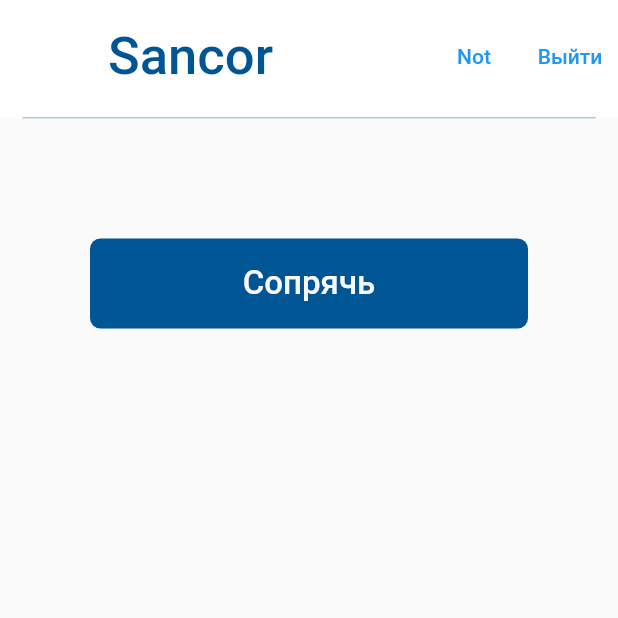
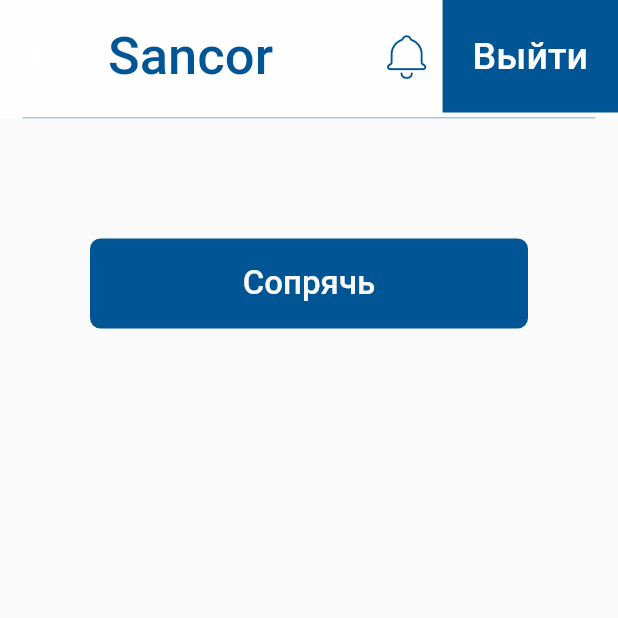
Before and after one commit to DosMaStyle/GenTask, a Flutter app: the ConnectPage screen opened by its route, on a phone screen of 412 x 824 dp, the top half of it. Run offline on Flutter 3.47's test engine with Material 2 defaults, Android fonts, the phone set to English and light mode, and no system bars; missing offline and left inert: huawei_health.

```diff
--- a/lib/connectpage.dart
+++ b/lib/connectpage.dart
@@ -1,4 +1,6 @@
 import 'package:flutter/material.dart';
+import 'package:hp_mobile/main.dart';
+import 'icons.dart';
 
 class ConnectPage extends StatelessWidget {
 
@@ -25,26 +27,42 @@ class ConnectPage extends StatelessWidget {
         backgroundColor: Color(0xfffefefe),
         toolbarHeight: 75.0,
         actions: <Widget>[
-          TextButton(
-            style: TextButton.styleFrom(primary: Theme.of(context).colorScheme.onPrimary),
+          IconButton(
+            //style: TextButton.styleFrom(primary: Theme.of(context).colorScheme.onPrimary),
             onPressed: () {
               Navigator.pushNamed(context, '/notif');
             },
-            child: Text('Not',
-            style: TextStyle(
-              color: Colors.blue,
-            ),),
+            icon: Icon(MyFlutterApp.notification, color: Color(0xff005595),size: 30,),
           ),
-          TextButton(
-            style: TextButton.styleFrom(primary: Theme.of(context).colorScheme.onPrimary),
+          Container(
+            height: 30.0,
+
+            //borderRadius: BorderRadius.circular(7.0),
+            color: Color(0xff005595),
+            child: MaterialButton(
+
+            //minWidth: MediaQuery.of(context).size.width,
+            padding: EdgeInsets.fromLTRB(20.0, 15.0, 20.0, 15.0),
             onPressed: () {
               Navigator.pushReplacementNamed(context, '/auth');
             },
-            child: Text('Выйти',
-            style: TextStyle(
-              color: Colors.blue,
-            ),),
-          ),
+              child: Text("Выйти",
+                style: TextStyle(fontSize: 25.0, color: Colors.white),
+              textAlign: TextAlign.center,
+                          ),
+                     ),
+              ),
+
+          // TextButton(
+          //   style: TextButton.styleFrom(primary: Theme.of(context).colorScheme.onPrimary),
+          //   onPressed: () {
+          //     Navigator.pushReplacementNamed(context, '/auth');
+          //   },
+          //   child: Text('Выйти',
+          //   style: TextStyle(
+          //     color: Colors.blue,
+          //   ),),
+          // ),
         ],
       ),
       body: Column(
--- a/lib/main.dart
+++ b/lib/main.dart
@@ -1,4 +1,5 @@
 import 'package:flutter/material.dart';
+import 'package:huawei_health/huawei_health.dart';
 import 'package:flutter/services.dart';
 import 'authpage.dart';
 import 'connectpage.dart';
--- a/pubspec.yaml
+++ b/pubspec.yaml
@@ -29,6 +29,7 @@ environment:
 dependencies:
   flutter:
     sdk: flutter
+  huawei_health: 6.3.0+301
 
 
   # The following adds the Cupertino Icons font to your application.
```
Also changed, not shown: lib/icons.dart (renamed from assets/icons.dart), pubspec.lock, 4 other files.
